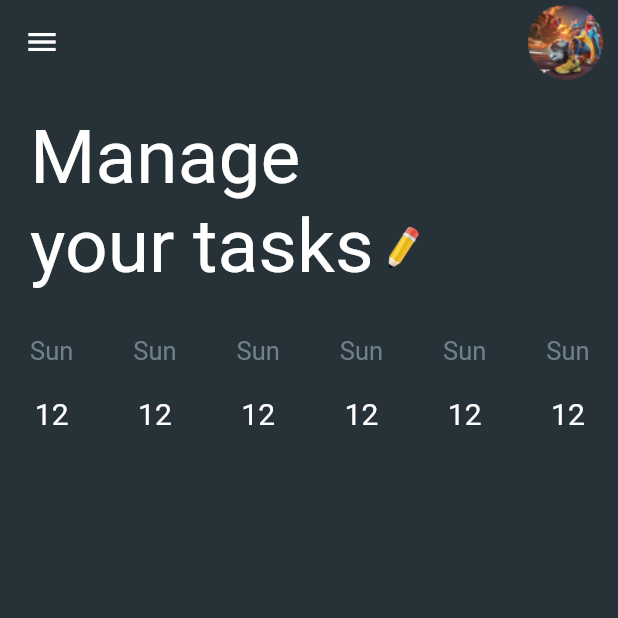
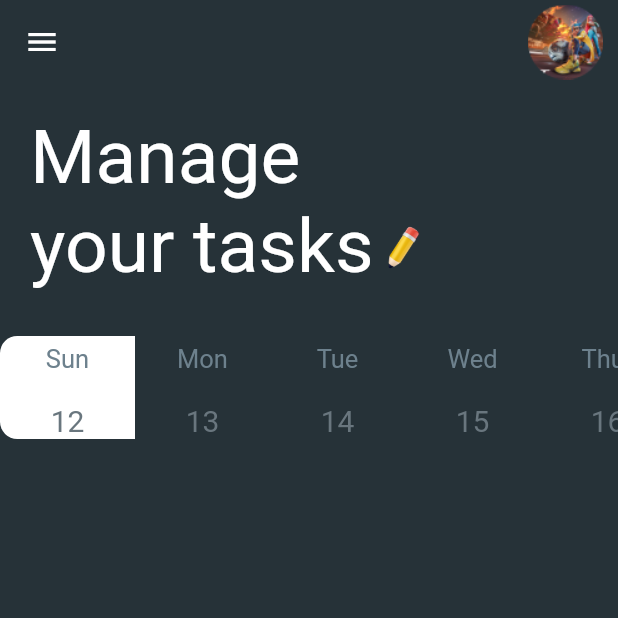
Before and after one commit to Deonorla/Task-management-app-ui, a Flutter app: the screen it shows after launch, on a phone screen of 412 x 824 dp, the top half of it. Run offline on Flutter 3.47's test engine with Material 2 defaults, Android fonts, the phone set to English and light mode, and no system bars.

Commit message:
[Added Togglebutton to claenderWidget]

```diff
--- a/lib/screens/home.dart
+++ b/lib/screens/home.dart
@@ -1,5 +1,7 @@
 import 'package:flutter/material.dart';
+import 'package:task_management/screens/widgets/calenderComponent.dart';
 import 'package:task_management/screens/widgets/ui_contants.dart';
+import 'package:task_management/utils/calender_info.dart';
 
 import 'widgets/calenderWidget.dart';
 
@@ -8,6 +10,7 @@ class Home extends StatelessWidget {
 
   @override
   Widget build(BuildContext context) {
+    Size size = MediaQuery.of(context).size;
     final appbar = Uiconstants.appbar();
     return Scaffold(
       appBar: appbar,
@@ -32,28 +35,7 @@ class Home extends StatelessWidget {
                 )
               ])),
             ), // container manage your tasks
-            Container(
-              height: 300,
-              margin: const EdgeInsets.symmetric(vertical: 30),
-              child: Row(mainAxisAlignment: MainAxisAlignment.start, children: [
-                Expanded(
-                  child: ListView(
-                    scrollDirection: Axis.horizontal,
-                    primary: false,
-                    shrinkWrap: true,
-                    children: const [
-                      CalenderWidget(day: "Sun", date: "12"),
-                      CalenderWidget(day: "Sun", date: "12"),
-                      CalenderWidget(day: "Sun", date: "12"),
-                      CalenderWidget(day: "Sun", date: "12"),
-                      CalenderWidget(day: "Sun", date: "12"),
-                      CalenderWidget(day: "Sun", date: "12"),
-                      CalenderWidget(day: "Sun", date: "12"),
-                    ],
-                  ),
-                )
-              ]),
-            )
+            const CalenderComponent()
           ],
         ),
       ),
--- /dev/null
+++ b/lib/screens/widgets/calenderComponent.dart
@@ -0,0 +1,66 @@
+import 'package:flutter/material.dart';
+import 'package:task_management/screens/widgets/calenderWidget.dart';
+import 'package:task_management/utils/calender_info.dart';
+
+class CalenderComponent extends StatefulWidget {
+  const CalenderComponent({
+    super.key,
+  });
+
+  @override
+  State<CalenderComponent> createState() => _CalenderComponentState();
+}
+
+class _CalenderComponentState extends State<CalenderComponent> {
+  final List<bool> isSelected = <bool>[
+    true,
+    false,
+    false,
+    false,
+    false,
+    false,
+    false
+  ];
+  @override
+  Widget build(BuildContext context) {
+    Size size = MediaQuery.of(context).size;
+    return Container(
+      height: size.height / 12,
+      margin: const EdgeInsets.symmetric(vertical: 30),
+      child: Row(mainAxisAlignment: MainAxisAlignment.start, children: [
+        Expanded(
+            child: ListView(
+          scrollDirection: Axis.horizontal,
+          primary: false,
+          shrinkWrap: true,
+          children: [
+            ToggleButtons(
+                isSelected: isSelected,
+                renderBorder: false,
+                borderRadius: BorderRadius.circular(12),
+                fillColor: Colors.white,
+                selectedColor: const Color.fromARGB(255, 109, 129, 141),
+                onPressed: (int index) {
+                  setState(() {
+                    for (int buttonIndex = 0;
+                        buttonIndex < isSelected.length;
+                        buttonIndex++) {
+                      if (buttonIndex == index) {
+                        isSelected[buttonIndex] = !isSelected[buttonIndex];
+                      } else {
+                        isSelected[buttonIndex] = false;
+                      }
+                    }
+                  });
+                },
+                children: calenderList
+                    .map((list) => CalenderWidget(
+                          calender: list,
+                        ))
+                    .toList()),
+          ],
+        ))
+      ]),
+    );
+  }
+}
--- a/lib/screens/widgets/calenderWidget.dart
+++ b/lib/screens/widgets/calenderWidget.dart
@@ -1,29 +1,42 @@
 import 'package:flutter/material.dart';
 
-class CalenderWidget extends StatelessWidget {
-  final String day, date;
+class CalenderWidget extends StatefulWidget {
+  final Map<dynamic, dynamic> calender;
   const CalenderWidget({
     super.key,
-    required this.day,
-    required this.date,
+    required this.calender,
   });
 
   @override
+  State<CalenderWidget> createState() => _CalenderState();
+}
+
+class _CalenderState extends State<CalenderWidget> {
+  @override
   Widget build(BuildContext context) {
-    return Container(
+    return InkWell(
+      child: Container(
+        width: 50,
         margin: const EdgeInsets.symmetric(horizontal: 20),
+        padding: const EdgeInsets.all(5),
+        decoration: BoxDecoration(
+          borderRadius: BorderRadius.circular(10),
+        ),
         child: Column(
           children: [
             Text(
-            day,
+              widget.calender['day'],
               style: const TextStyle(
                   color: Color.fromARGB(255, 109, 129, 141), fontSize: 17),
             ),
             const SizedBox(
               height: 20,
             ),
-          Text(date, style: const TextStyle(color: Colors.white, fontSize: 20))
+            Text(widget.calender['date'],
+                style: const TextStyle(
+                    color: Color.fromARGB(255, 105, 118, 126), fontSize: 20))
           ],
+        ),
       ),
     );
   }
--- /dev/null
+++ b/lib/utils/calender_info.dart
@@ -0,0 +1,30 @@
+List<Map<dynamic, dynamic>> calenderList = [
+  {
+    'day': 'Sun',
+    'date': '12',
+  },
+  {
+    'day': 'Mon',
+    'date': "13",
+  },
+  {
+    'day': 'Tue',
+    'date': '14',
+  },
+  {
+    'day': 'Wed',
+    'date': '15',
+  },
+  {
+    'day': 'Thur',
+    'date': '16',
+  },
+  {
+    'day': 'Fri',
+    'date': '17',
+  },
+  {
+    'day': 'Sat',
+    'date': '18',
+  },
+];
```
Lines whose indentation alone changed are shown as unchanged.
